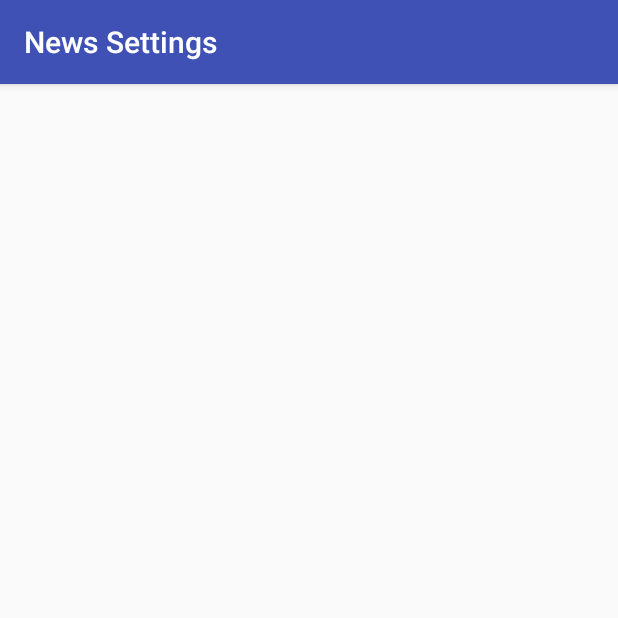
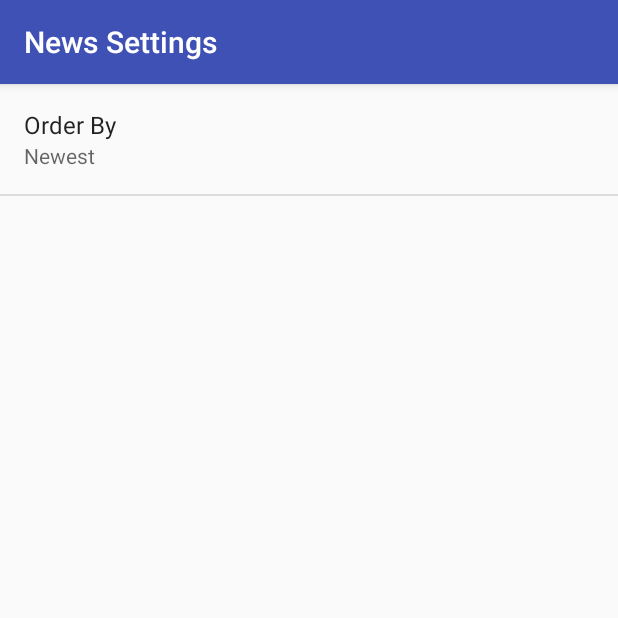
Before and after one commit to robithc/NewsReader, an Android app: the SettingsActivity screen opened directly, with no data from a screen before it, on a phone screen of 412 x 824 dp, the top half of it. Run offline under Robolectric (Android 15) with nearby library versions, the phone set to English and light mode, and no system bars.

```diff
--- a/app/src/main/java/com/example/android/newsreader/SettingsActivity.java
+++ b/app/src/main/java/com/example/android/newsreader/SettingsActivity.java
@@ -1,18 +1,55 @@
 package com.example.android.newsreader;
 
+import android.content.SharedPreferences;
 import android.os.Bundle;
+import android.preference.CheckBoxPreference;
+import android.preference.ListPreference;
+import android.preference.Preference;
 import android.preference.PreferenceFragment;
+import android.preference.PreferenceManager;
+import android.support.annotation.Nullable;
 import android.support.v7.app.AppCompatActivity;
 
 public class SettingsActivity extends AppCompatActivity {
-
     @Override
-    protected void onCreate(Bundle savedInstanceState) {
+    protected void onCreate(@Nullable Bundle savedInstanceState) {
         super.onCreate(savedInstanceState);
         setContentView(R.layout.settings_activity);
     }
 
-    public static class NewsPreferenceFragment extends PreferenceFragment {
+    public static class SettingsFragment extends PreferenceFragment
+            implements Preference.OnPreferenceChangeListener {
 
+        @Override
+        public void onCreate(@Nullable Bundle savedInstanceState) {
+            super.onCreate(savedInstanceState);
+            addPreferencesFromResource(R.xml.settings_main);
+
+            Preference orderBy = findPreference(getString(R.string.settings_order_by_key));
+            bindPreferenceSummaryToValue(orderBy);
+        }
+
+        @Override
+        public boolean onPreferenceChange(Preference preference, Object newValue) {
+            if (preference instanceof CheckBoxPreference) return true;
+            String stringValue = newValue.toString();
+            if (preference instanceof ListPreference) {
+                ListPreference listPreference = (ListPreference) preference;
+                int prefIndex = listPreference.findIndexOfValue(stringValue);
+                if (prefIndex >= 0) {
+                    CharSequence[] labels = listPreference.getEntries();
+                    preference.setSummary(labels[prefIndex]);
+                }
+            }
+            return true;
+        }
+
+        private void bindPreferenceSummaryToValue(Preference preference) {
+            preference.setOnPreferenceChangeListener(this);
+            SharedPreferences preferences =
+                    PreferenceManager.getDefaultSharedPreferences(preference.getContext());
+            String preferenceString = preferences.getString(preference.getKey(), "");
+            onPreferenceChange(preference, preferenceString);
+        }
     }
 }
--- a/app/src/main/res/layout/settings_activity.xml
+++ b/app/src/main/res/layout/settings_activity.xml
@@ -3,7 +3,8 @@
 
 <fragment xmlns:android="http://schemas.android.com/apk/res/android"
     xmlns:tools="http://schemas.android.com/tools"
-    android:name="com.example.android.newsreader.SettingsActivity$NewsPreferenceFragment"
+    android:name="com.example.android.newsreader.SettingsActivity$SettingsFragment"
     android:layout_width="match_parent"
     android:layout_height="match_parent"
-    tools:context="com.example.android.newsreader.SettingsActivity"></fragment>
+    tools:context="com.example.android.newsreader.SettingsActivity"
+    tools:ignore="MissingId" />
--- a/app/src/main/res/menu/main.xml
+++ b/app/src/main/res/menu/main.xml
@@ -1,8 +1,12 @@
 <?xml version="1.0" encoding="utf-8"?>
 <menu xmlns:android="http://schemas.android.com/apk/res/android"
     xmlns:tools="http://schemas.android.com/tools"
-    tools:context="com.example.android.quakereport.EarthquakeActivity">
+    xmlns:app="http://schemas.android.com/apk/res-auto"
+    tools:context="com.example.android.newsreader.NewsActivity">
     <item
         android:id="@+id/action_settings"
-        android:title="@string/settings_menu_item" />
+        android:icon="@drawable/baseline_settings_white_24dp"
+        android:orderInCategory="1"
+        android:title="@string/settings_menu_item"
+        app:showAsAction="ifRoom" />
 </menu>
--- /dev/null
+++ b/app/src/main/res/values/arrays.xml
@@ -0,0 +1,14 @@
+<?xml version="1.0" encoding="utf-8"?>
+<resources>
+    <string-array name="settings_order_by_labels">
+        <item>@string/settings_order_by_newest_label</item>
+        <item>@string/settings_order_by_oldest_label</item>
+        <item>@string/settings_order_by_relevance_label</item>
+    </string-array>
+
+    <string-array name="settings_order_by_values">
+        <item>@string/settings_order_by_newest_value</item>
+        <item>@string/settings_order_by_oldest_value</item>
+        <item>@string/settings_order_by_relevance_value</item>
+    </string-array>
+</resources>
--- a/app/src/main/res/values/strings.xml
+++ b/app/src/main/res/values/strings.xml
@@ -7,5 +7,19 @@
     <string name="settings_menu_item">Settings</string>
     <string name="settings_title">News Settings</string>
 
+    <string name="settings_order_by_label">Order By</string>
+    <string name="settings_order_by_key" translatable="false">order-By</string>
+    <string name="settings_order_by_default" translatable="false">@string/settings_order_by_newest_value</string>
+
+    <string name="settings_order_by_newest_label">Newest</string>
+    <string name="settings_order_by_newest_value" translatable="false">newest</string>
+    <string name="settings_order_by_oldest_label">Oldest</string>
+    <string name="settings_order_by_oldest_value" translatable="false">oldest</string>
+    <string name="settings_order_by_relevance_label">Relevance</string>
+    <string name="settings_order_by_relevance_value" translatable="false">relevance</string>
+
+    <string name="settings_use_byline_label">Display Author</string>
+    <string name="settings_use_byline_key" translatable="false">byline</string>
+
 
 </resources>
--- /dev/null
+++ b/app/src/main/res/xml/settings_main.xml
@@ -0,0 +1,13 @@
+<?xml version="1.0" encoding="utf-8"?>
+<PreferenceScreen xmlns:android="http://schemas.android.com/apk/res/android"
+    android:title="@string/settings_title">
+
+    <ListPreference
+        android:defaultValue="@string/settings_order_by_default"
+        android:entries="@array/settings_order_by_labels"
+        android:entryValues="@array/settings_order_by_values"
+        android:key="@string/settings_order_by_key"
+        android:title="@string/settings_order_by_label" />
+
+
+</PreferenceScreen>
```
Also changed, not shown: app/src/main/res/drawable-hdpi/baseline_settings_white_24dp.png (added), app/src/main/res/drawable-mdpi/baseline_settings_white_24dp.png (added), app/src/main/res/drawable-xhdpi/baseline_settings_white_24dp.png (added), app/src/main/res/drawable-xxhdpi/baseline_settings_white_24dp.png (added), app/src/main/res/drawable-xxxhdpi/baseline_settings_white_24dp.png (added).
